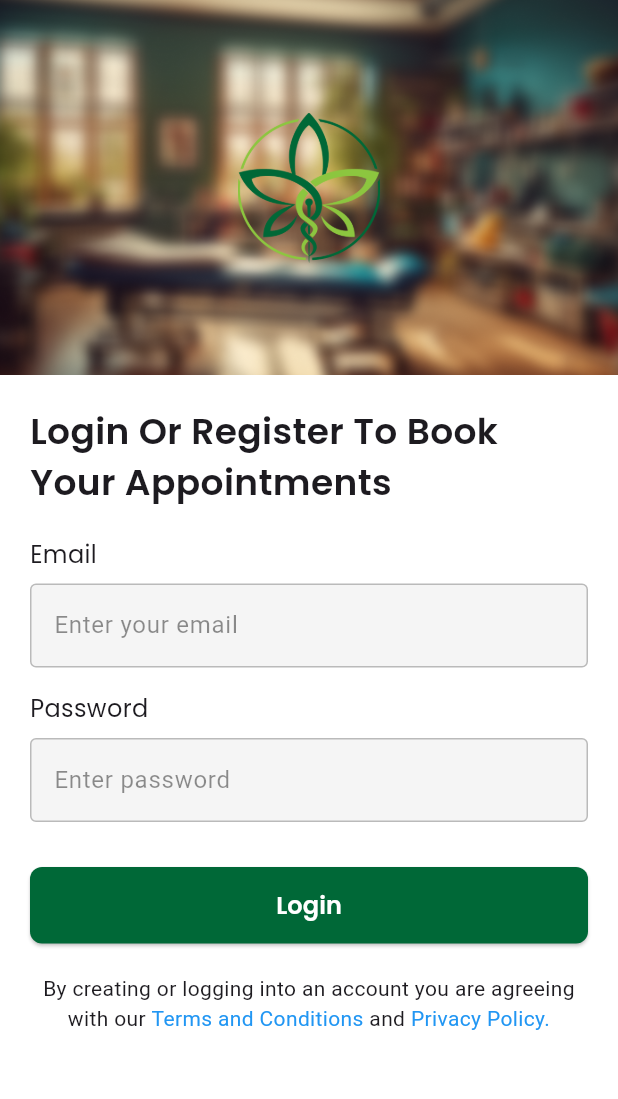
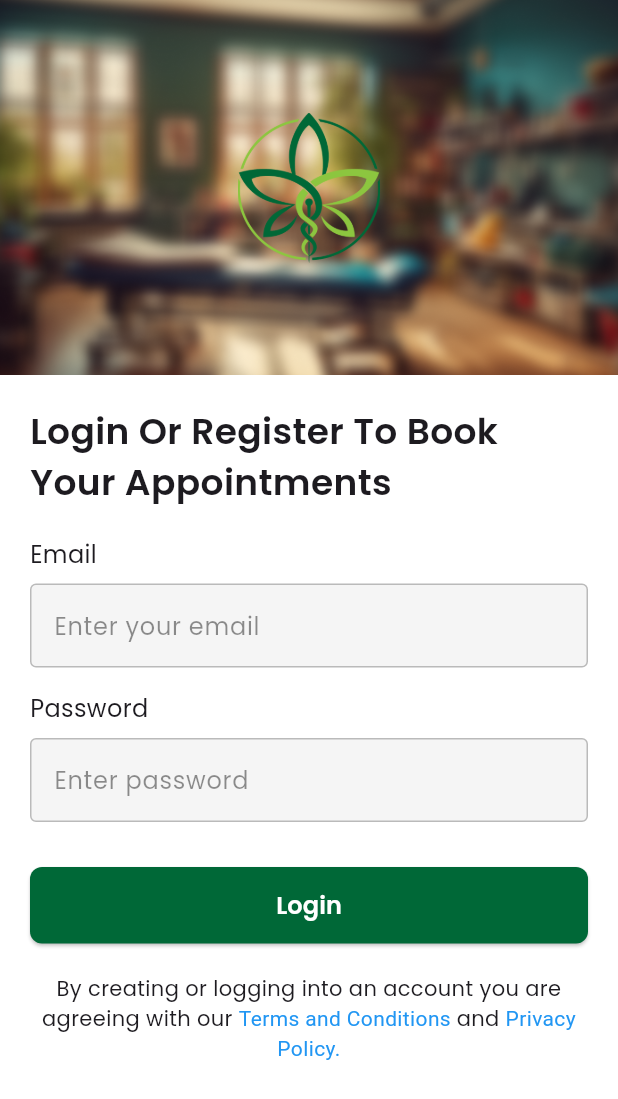
Before and after one commit to akshayp1122/novii_hospital, a Flutter app: the screen it shows after launch, on a phone screen of 412 x 824 dp. Shown: the top 1099 px of the screen. Run offline on Flutter 3.47's test engine with Material 3 defaults, Android fonts, the phone set to English and light mode, and no system bars.

Commit message:
app theme added

```diff
--- /dev/null
+++ b/lib/core/theme/app_theme.dart
@@ -0,0 +1,29 @@
+import 'package:flutter/material.dart';
+
+class AppTheme {
+  static ThemeData lightTheme = ThemeData(
+    primaryColor: Colors.green,
+    fontFamily: 'Poppins',
+    scaffoldBackgroundColor: Colors.white,
+    inputDecorationTheme: InputDecorationTheme(
+      enabledBorder: OutlineInputBorder(
+        borderSide: BorderSide(color: Colors.black.withOpacity(0.24)),
+        borderRadius: BorderRadius.circular(12),
+      ),
+      focusedBorder: OutlineInputBorder(
+        borderSide: BorderSide(color: Colors.blue, width: 2),
+        borderRadius: BorderRadius.circular(12),
+      ),
+      errorBorder: OutlineInputBorder(
+        borderSide: BorderSide(color: Colors.red, width: 2),
+        borderRadius: BorderRadius.circular(12),
+      ),
+      focusedErrorBorder: OutlineInputBorder(
+        borderSide: BorderSide(color: Colors.red, width: 2),
+        borderRadius: BorderRadius.circular(12),
+      ),
+      filled: true,
+      fillColor: Colors.grey[100],
+    ),
+  );
+}
--- a/lib/main.dart
+++ b/lib/main.dart
@@ -1,4 +1,5 @@
 import 'package:flutter/material.dart';
+import 'package:noviindus_patients/core/theme/app_theme.dart';
 import 'package:noviindus_patients/screend/splash_screen.dart';
 
 void main() {
@@ -13,17 +14,7 @@ class MyApp extends StatelessWidget {
     return MaterialApp(
       title: 'Hospital App',
       debugShowCheckedModeBanner: false,
-      theme: ThemeData(
-        primaryColor: Colors.green,
-        scaffoldBackgroundColor: Colors.white,
-        inputDecorationTheme: InputDecorationTheme(
-          border: OutlineInputBorder(
-            borderRadius: BorderRadius.circular(10),
-          ),
-          filled: true,
-          fillColor: Colors.grey[100],
-        ),
-      ),
+      theme:AppTheme.lightTheme,
       home: const SplashScreen(),
     );
   }
```
Also changed, not shown: lib/screend/login_page.dart (+5 -5 lines).
